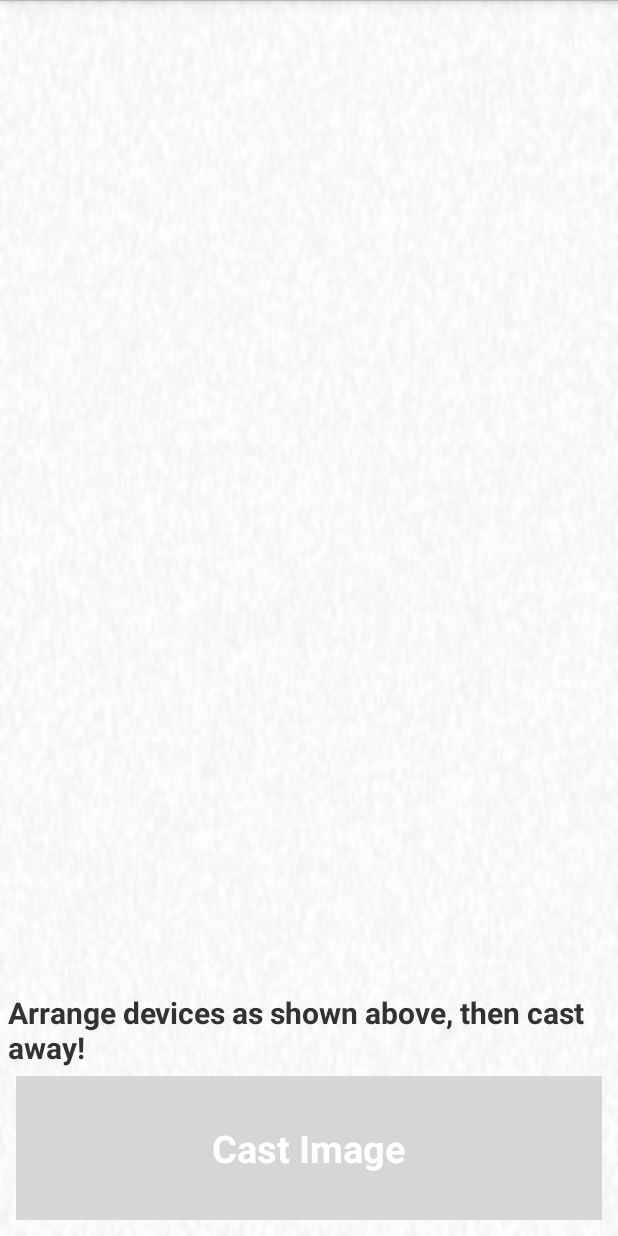
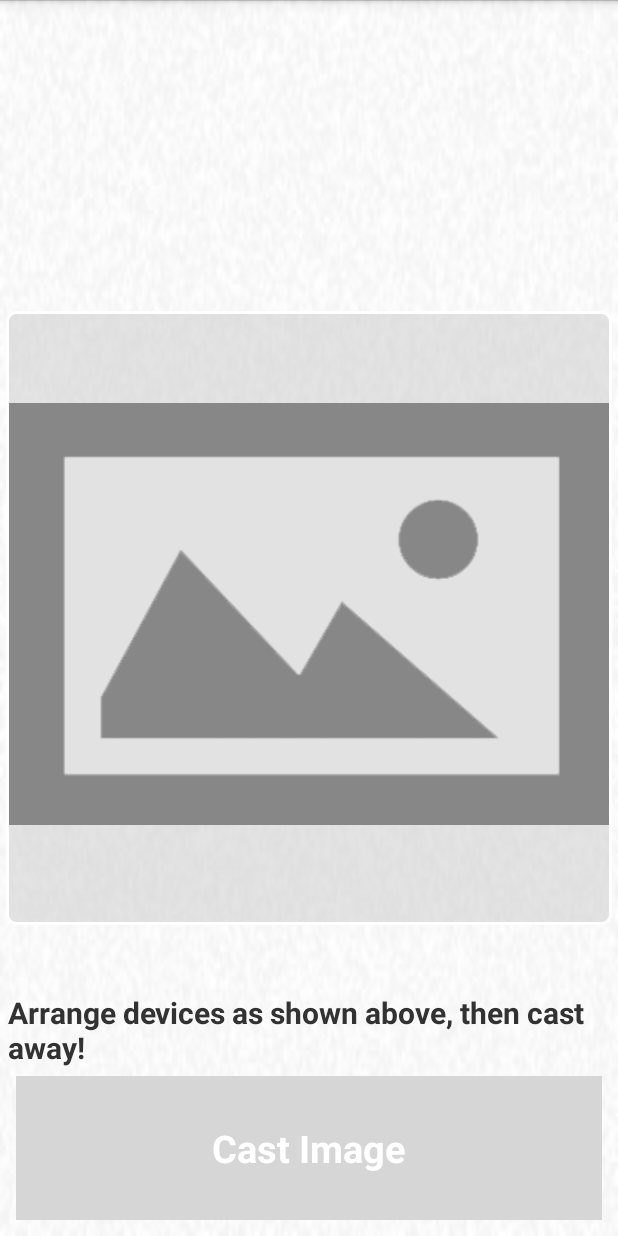
Before and after one commit to scdickson/MediaMatrix, an Android app: the PhotoActivity screen opened directly, with no data from a screen before it, on a phone screen of 412 x 824 dp. Run offline under Robolectric (Android 15) with nearby library versions, the phone set to English and light mode, and no system bars; libraries missing offline, so code that uses them is left out: com.firebase.client; 2 statements that could not run were skipped.

Commit message:
Added photo preview for casting.

```diff
--- a/app/src/main/java/scd/com/mediamatrix/PhotoActivity.java
+++ b/app/src/main/java/scd/com/mediamatrix/PhotoActivity.java
@@ -12,6 +12,7 @@ import android.view.View;
 import android.view.Window;
 import android.view.WindowManager;
 import android.widget.Button;
+import android.widget.ImageView;
 import android.widget.TextView;
 
 import com.firebase.client.Firebase;
@@ -25,6 +26,7 @@ public class PhotoActivity extends Activity {
 
     Context context;
     static Firebase myFirebaseRef;
+    ImageView imagePreview;
 
     @Override
     protected void onCreate(Bundle savedInstanceState) {
@@ -41,6 +43,8 @@ public class PhotoActivity extends Activity {
 
         TextView castHelpView = (TextView) findViewById(R.id.cast_help);
         castHelpView.setText("Arrange devices as shown above, then cast away!");
+
+        imagePreview = (ImageView) findViewById(R.id.preview);
 
         Button castButton = (Button) findViewById(R.id.action_cast);
         castButton.setOnClickListener(new View.OnClickListener() {
@@ -68,6 +72,9 @@ public class PhotoActivity extends Activity {
                         e.printStackTrace();
                     }
                     Bitmap yourSelectedImage = BitmapFactory.decodeStream(imageStream);
+
+                    // Update the image preview to be the selected image
+                    imagePreview.setImageBitmap(yourSelectedImage);
                     // Encode the selected image and store it into FireBase
                     String encodedImage = MainActivity.encodeTobase64(yourSelectedImage);
 
--- a/app/src/main/res/layout/photo_view.xml
+++ b/app/src/main/res/layout/photo_view.xml
@@ -34,4 +34,19 @@
     </LinearLayout>
 
 
+    <RelativeLayout
+        android:id="@+id/photoPreviewRelativeLayout"
+        android:layout_centerInParent="true"
+        android:background="@drawable/rounded_rectangle_transparent"
+        android:layout_width="wrap_content"
+        android:layout_height="wrap_content">
+
+        <ImageView
+            android:id="@+id/preview"
+            android:layout_marginBottom="5dp"
+            android:layout_centerHorizontal="true"
+            android:layout_width="400dp"
+            android:layout_height="400dp"
+            android:src="@drawable/placeholder"/>
+    </RelativeLayout>
 </RelativeLayout>
```
Also changed, not shown: app/src/main/res/drawable-mdpi/placeholder.png (added).
